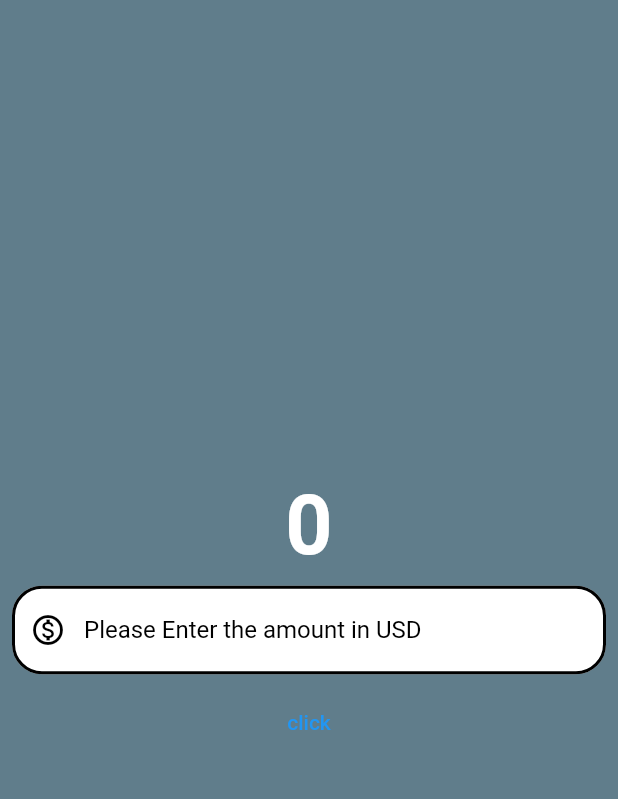
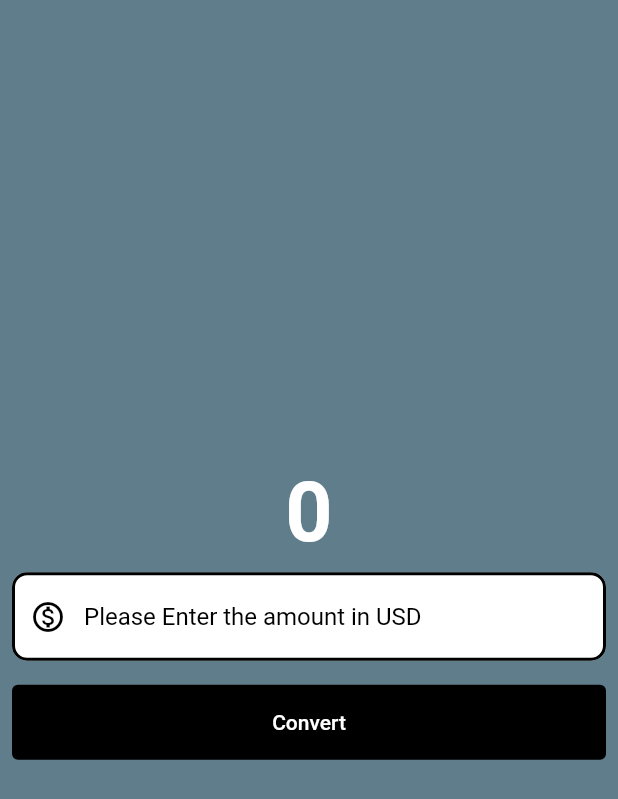
Before and after one commit to arshedgithub/Currency-converter-app, a Flutter app: the screen it shows after launch, on a phone screen of 412 x 824 dp. Shown: the top 799 px of the screen. Run offline on Flutter 3.47's test engine with Material 2 defaults, Android fonts, the phone set to English and light mode, and no system bars.

Commit message:
add button style

```diff
--- a/lib/currency_converter_material_page.dart
+++ b/lib/currency_converter_material_page.dart
@@ -11,7 +11,7 @@ class CurrenceyConverterMaterialPage extends StatelessWidget {
           width: 2.0,
           style: BorderStyle.solid,
         ),
-      borderRadius: BorderRadius.all(Radius.circular(20)),
+      borderRadius: BorderRadius.all(Radius.circular(10)),
     );
 
     return Scaffold(
@@ -51,13 +51,21 @@ class CurrenceyConverterMaterialPage extends StatelessWidget {
                 ),
               ),
             ),
-            TextButton(
-              onPressed: (){
-                if (kDebugMode) {
-                  print('clicked');
-                }
-              },
-              child: const Text('click'),
+            Padding(
+              padding: const EdgeInsets.all(8.0),
+              child: TextButton(
+                onPressed: (){
+                  if (kDebugMode) {
+                    print('clicked');
+                  }
+                },
+                style: const ButtonStyle(
+                  backgroundColor: MaterialStatePropertyAll(Colors.black),
+                  foregroundColor: MaterialStatePropertyAll(Colors.white),
+                  minimumSize: MaterialStatePropertyAll(Size(double.infinity, 50)),
+                ),
+                child: const Text('Convert'),
+              ),
             )
           ],
         ),
```
